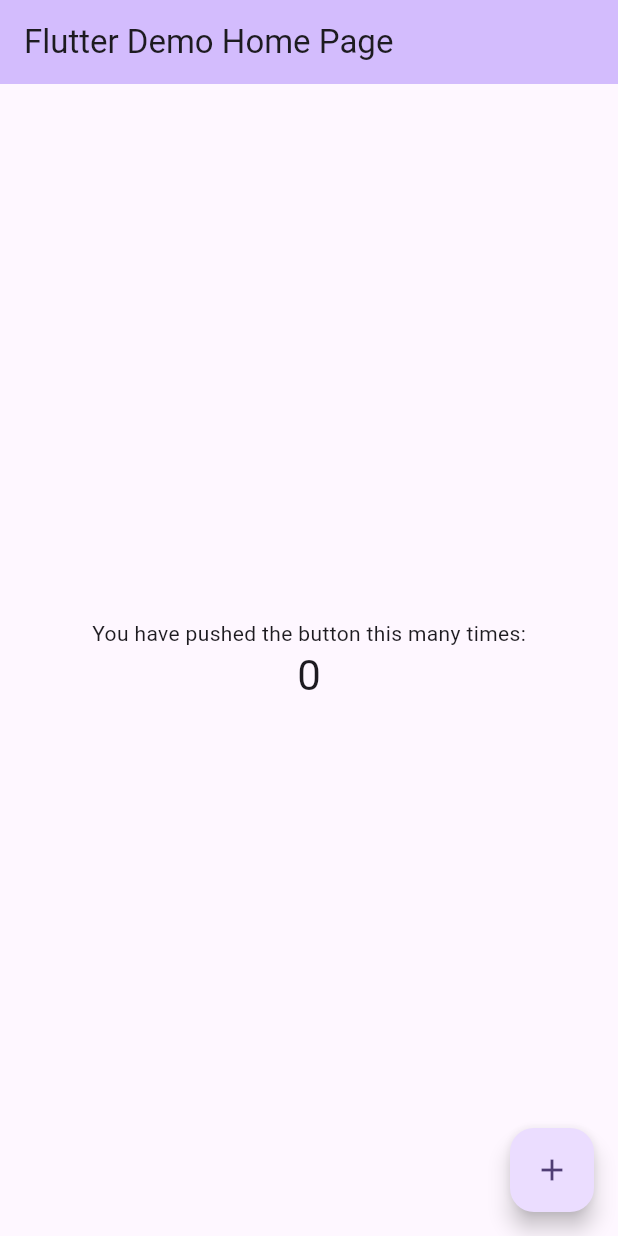
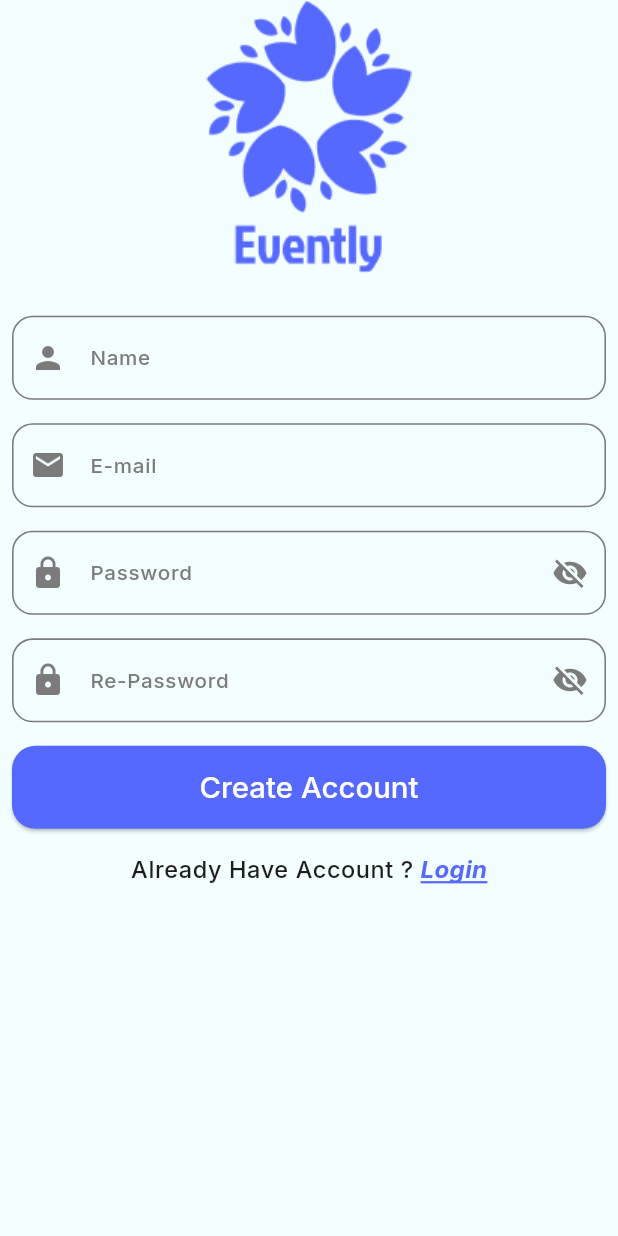
Before and after one commit to Magdyibrahim112/Evently_cycle16, a Flutter app: the screen it shows after launch, on a phone screen of 412 x 824 dp. Run offline on Flutter 3.47's test engine with Material 3 defaults, Android fonts, the light colour scheme and no system bars; our stand-ins replace flutter_screenutil, google_fonts.

Commit message:
finished register screen ui

```diff
--- /dev/null
+++ b/lib/config/theme/theme_manager.dart
@@ -0,0 +1,51 @@
+import 'package:evently_app_online/core/resources/colors_manager.dart';
+import 'package:flutter/material.dart';
+import 'package:flutter_screenutil/flutter_screenutil.dart';
+import 'package:google_fonts/google_fonts.dart';
+
+class ThemeManager{
+  static final ThemeData light = ThemeData(
+    scaffoldBackgroundColor: ColorsManager.whiteBlue,
+    inputDecorationTheme: InputDecorationTheme(
+      enabledBorder: OutlineInputBorder(
+          borderRadius: BorderRadius.circular(14.r),
+          borderSide: BorderSide(color: ColorsManager.grey, width: 1.w)
+      ),
+      focusedBorder: OutlineInputBorder(
+          borderRadius: BorderRadius.circular(14.r),
+          borderSide: BorderSide(color: ColorsManager.grey, width: 1.w)
+      ),
+      errorBorder: OutlineInputBorder(
+          borderRadius: BorderRadius.circular(14.r),
+          borderSide: BorderSide(color: ColorsManager.red, width: 1.w)
+      ),
+      focusedErrorBorder:OutlineInputBorder(
+          borderRadius: BorderRadius.circular(14.r),
+          borderSide: BorderSide(color: ColorsManager.red, width: 1.w)
+      ),
+      labelStyle:GoogleFonts.inter(
+        fontSize: 14.sp,
+        fontWeight: FontWeight.w500,
+        color: ColorsManager.grey,
+      ),
+      prefixIconColor: ColorsManager.grey,
+      suffixIconColor: ColorsManager.grey,
+
+    ),
+    elevatedButtonTheme: ElevatedButtonThemeData(
+      style: ElevatedButton.styleFrom(
+        shape: RoundedRectangleBorder(
+          borderRadius: BorderRadius.circular(16.r)
+        ),
+        padding: REdgeInsets.symmetric(vertical: 16),
+        backgroundColor: ColorsManager.blue,
+        foregroundColor: ColorsManager.white,
+        textStyle: GoogleFonts.inter(fontSize: 20.sp, fontWeight: FontWeight.w500, color: ColorsManager.whiteBlue),
+      )
+    ),
+    textTheme: TextTheme(
+      bodySmall: GoogleFonts.inter(fontSize: 16.sp, fontWeight: FontWeight.w500,color: ColorsManager.black1C ),
+    )
+  );
+  static final ThemeData dark = ThemeData();
+}
--- /dev/null
+++ b/lib/core/resources/assets_manager.dart
@@ -0,0 +1,4 @@
+abstract class ImageAssets {
+  static const String base = "assets/images/";
+  static const String eventlyLogo = "${base}evently_logo.png";
+}
--- /dev/null
+++ b/lib/core/resources/colors_manager.dart
@@ -0,0 +1,10 @@
+import 'dart:ui';
+
+abstract class ColorsManager {
+  static const whiteBlue = Color(0xFFF2FEFF);
+  static const blue = Color(0xFF5669FF);
+  static const grey = Color(0xFF7B7B7B);
+  static const red = Color(0xFFE43E2B);
+  static const black1C = Color(0xFF1C1C1C);
+  static const white = Color(0xFFFFFFFF);
+}
--- /dev/null
+++ b/lib/core/routes_manager/app_routes.dart
@@ -0,0 +1,21 @@
+import 'package:evently_app_online/features/authentication/login/login.dart';
+import 'package:evently_app_online/features/authentication/register/register.dart';
+import 'package:flutter/cupertino.dart';
+import 'package:flutter/material.dart';
+
+import 'routes_manager.dart';
+
+class RoutesManager {
+  static Route? router(RouteSettings settings) {
+    switch (settings.name) {
+      case AppRoutes.register:
+        {
+          return CupertinoPageRoute(builder: (context) => Register());
+        }
+      case AppRoutes.login:
+        {
+          return CupertinoPageRoute(builder: (context) => Login());
+        }
+    }
+  }
+}
--- /dev/null
+++ b/lib/core/routes_manager/routes_manager.dart
@@ -0,0 +1,4 @@
+abstract class AppRoutes {
+  static const String register = "/register";
+  static const String login = "/login";
+}
--- /dev/null
+++ b/lib/core/widgets/custom_elevated_button.dart
@@ -0,0 +1,16 @@
+import 'package:flutter/material.dart';
+
+class CustomElevatedButton extends StatelessWidget {
+  const CustomElevatedButton({
+    super.key,
+    required this.text,
+    required this.onPress,
+  });
+  final String text;
+  final VoidCallback onPress;
+
+  @override
+  Widget build(BuildContext context) {
+    return ElevatedButton(onPressed: onPress, child: Text(text));
+  }
+}
--- /dev/null
+++ b/lib/core/widgets/custom_text_button.dart
@@ -0,0 +1,27 @@
+import 'package:evently_app_online/core/resources/colors_manager.dart';
+import 'package:flutter/material.dart';
+import 'package:google_fonts/google_fonts.dart';
+
+class CustomTextButton extends StatelessWidget {
+  const CustomTextButton({super.key, required this.text, required this.onTap});
+  final String text;
+  final VoidCallback onTap;
+
+  @override
+  Widget build(BuildContext context) {
+    return GestureDetector(
+      onTap: onTap,
+      child: Text(
+        text,
+        style: GoogleFonts.inter(
+          fontSize: 16,
+          fontWeight: FontWeight.bold,
+          color: ColorsManager.blue,
+          decoration: TextDecoration.underline,
+          fontStyle: FontStyle.italic,
+          decorationColor: ColorsManager.blue
+        ),
+      ),
+    );
+  }
+}
--- /dev/null
+++ b/lib/core/widgets/custom_text_form_field.dart
@@ -0,0 +1,40 @@
+import 'package:evently_app_online/core/resources/colors_manager.dart';
+import 'package:flutter/material.dart';
+import 'package:flutter_screenutil/flutter_screenutil.dart';
+import 'package:google_fonts/google_fonts.dart';
+
+class CustomTextFormField extends StatelessWidget {
+  const CustomTextFormField({
+    super.key,
+    required this.labelText,
+    this.prefixIcon,
+    this.suffixIcon,
+    required this.keyboardType,
+    this.isSecure = false,
+  });
+  final String labelText;
+  final Widget? prefixIcon;
+  final Widget? suffixIcon;
+  final TextInputType keyboardType;
+  final bool isSecure;///Optional
+
+  @override
+  Widget build(BuildContext context) {
+    return TextFormField(
+      obscureText: isSecure,
+      style: GoogleFonts.inter(
+        fontSize: 16.sp,
+        color: ColorsManager.black1C,
+        fontWeight: FontWeight.w400,
+      ),
+      keyboardType: keyboardType,
+      decoration: InputDecoration(
+        labelText: labelText,
+        prefixIcon: prefixIcon,
+        suffixIcon: suffixIcon,
+        //prefixIcon: prefixIcon == null ? null : Icon(prefixIcon ),
+        //suffixIcon:suffixIcon == null ? null : Icon(suffixIcon),
+      ),
+    );
+  }
+}
--- /dev/null
+++ b/lib/features/authentication/login/login.dart
@@ -0,0 +1,10 @@
+import 'package:flutter/material.dart';
+
+class Login extends StatelessWidget {
+  const Login({super.key});
+
+  @override
+  Widget build(BuildContext context) {
+    return Scaffold();
+  }
+}
--- /dev/null
+++ b/lib/features/authentication/register/register.dart
@@ -0,0 +1,104 @@
+import 'package:evently_app_online/core/resources/assets_manager.dart';
+import 'package:evently_app_online/core/resources/colors_manager.dart';
+import 'package:evently_app_online/core/routes_manager/routes_manager.dart';
+import 'package:evently_app_online/core/widgets/custom_elevated_button.dart';
+import 'package:evently_app_online/core/widgets/custom_text_button.dart';
+import 'package:evently_app_online/core/widgets/custom_text_form_field.dart';
+import 'package:flutter/material.dart';
+import 'package:flutter_screenutil/flutter_screenutil.dart';
+import 'package:google_fonts/google_fonts.dart';
+
+class Register extends StatefulWidget {
+  const Register({super.key});
+
+  @override
+  State<Register> createState() => _RegisterState();
+}
+
+class _RegisterState extends State<Register> {
+  bool securePassword = true;
+  bool secureRePassword = true;
+  @override
+  Widget build(BuildContext context) {
+    print(MediaQuery.of(context).viewInsets.top);
+    return Scaffold(
+      resizeToAvoidBottomInset: false,
+      body: Padding(
+        padding: EdgeInsets.only(left: 8, right: 8, bottom: MediaQuery.of(context).viewInsets.top),
+        child: SingleChildScrollView(
+          child: Column(
+              children: [
+                Image.asset(ImageAssets.eventlyLogo),
+                Column(
+                  crossAxisAlignment: CrossAxisAlignment.stretch,
+                  children: [
+                    SizedBox(height: 24.h),
+
+                    CustomTextFormField(
+                      labelText: "Name",
+                      prefixIcon: Icon(Icons.person),
+                      keyboardType: TextInputType.name,
+                    ),
+                    SizedBox(height: 16.h),
+                    CustomTextFormField(
+                      labelText: "E-mail",
+                      prefixIcon: Icon(Icons.email),
+                      keyboardType: TextInputType.emailAddress,
+                    ),
+                    SizedBox(height: 16.h),
+                    CustomTextFormField(
+                      isSecure: securePassword,
+                      labelText: "Password",
+                      prefixIcon: Icon(Icons.lock),
+                      keyboardType: TextInputType.visiblePassword,
+                      suffixIcon: IconButton(
+                        onPressed: _onTogglePasswordIconclicked,
+                        icon: Icon(
+                          securePassword ? Icons.visibility_off : Icons.visibility,
+                        ),
+                      ),
+                    ),
+                    SizedBox(height: 16.h),
+                    CustomTextFormField(
+                      isSecure: secureRePassword,
+                      labelText: "Re-Password",
+                      prefixIcon: Icon(Icons.lock),
+                      keyboardType: TextInputType.visiblePassword,
+                      suffixIcon: IconButton(
+                        onPressed: _onToggleRePasswordIconclicked,
+                        icon: Icon(
+                          secureRePassword ? Icons.visibility_off : Icons.visibility,
+                        ),
+                      ),
+                    ),
+                    SizedBox(height: 16.h),
+                    CustomElevatedButton(text: "Create Account", onPress: (){}),
+                    SizedBox(height: 16.h),
+                    Row(
+                      mainAxisAlignment: MainAxisAlignment.center,
+                      children: [
+                        Text("Already Have Account ? ", style: Theme.of(context).textTheme.bodySmall,),
+                        CustomTextButton(text: "Login", onTap: (){}),
+                      ],
+                    )
+                  ],
+                )
+              ]
+          ),
+        ),
+      ),
+    );
+  }
+
+  void _onTogglePasswordIconclicked() {
+    setState(() {
+      securePassword = !securePassword;
+    });
+  }
+
+  void _onToggleRePasswordIconclicked() {
+    setState(() {
+      secureRePassword = !secureRePassword;
+    });
+  }
+}
--- a/lib/main.dart
+++ b/lib/main.dart
@@ -1,122 +1,31 @@
+import 'package:evently_app_online/config/theme/theme_manager.dart';
+import 'package:evently_app_online/core/routes_manager/app_routes.dart';
+import 'package:evently_app_online/core/routes_manager/routes_manager.dart';
+import 'package:flutter/cupertino.dart';
 import 'package:flutter/material.dart';
+import 'package:flutter_screenutil/flutter_screenutil.dart';
 
 void main() {
-  runApp(const MyApp());
+  runApp(const Evently());
 }
 
-class MyApp extends StatelessWidget {
-  const MyApp({super.key});
+class Evently extends StatelessWidget {
+  const Evently({super.key});
 
-  // This widget is the root of your application.
   @override
   Widget build(BuildContext context) {
-    return MaterialApp(
-      title: 'Flutter Demo',
-      theme: ThemeData(
-        // This is the theme of your application.
-        //
-        // TRY THIS: Try running your application with "flutter run". You'll see
-        // the application has a purple toolbar. Then, without quitting the app,
-        // try changing the seedColor in the colorScheme below to Colors.green
-        // and then invoke "hot reload" (save your changes or press the "hot
-        // reload" button in a Flutter-supported IDE, or press "r" if you used
-        // the command line to start the app).
-        //
-        // Notice that the counter didn't reset back to zero; the application
-        // state is not lost during the reload. To reset the state, use hot
-        // restart instead.
-        //
-        // This works for code too, not just values: Most code changes can be
-        // tested with just a hot reload.
-        colorScheme: ColorScheme.fromSeed(seedColor: Colors.deepPurple),
+    return ScreenUtilInit(
+      designSize: Size(393, 841),
+      splitScreenMode: true,
+      minTextAdapt: true,
+      builder: (context, child)=> MaterialApp(
+        debugShowCheckedModeBanner: false,
+        onGenerateRoute: RoutesManager.router,
+        initialRoute: AppRoutes.register,
+        theme: ThemeManager.light,
+        darkTheme: ThemeManager.dark,
+        locale: Locale("en"),
       ),
-      home: const MyHomePage(title: 'Flutter Demo Home Page'),
     );
   }
 }
-
-class MyHomePage extends StatefulWidget {
-  const MyHomePage({super.key, required this.title});
-
-  // This widget is the home page of your application. It is stateful, meaning
-  // that it has a State object (defined below) that contains fields that affect
-  // how it looks.
-
-  // This class is the configuration for the state. It holds the values (in this
-  // case the title) provided by the parent (in this case the App widget) and
-  // used by the build method of the State. Fields in a Widget subclass are
-  // always marked "final".
-
-  final String title;
-
-  @override
-  State<MyHomePage> createState() => _MyHomePageState();
-}
-
-class _MyHomePageState extends State<MyHomePage> {
-  int _counter = 0;
-
-  void _incrementCounter() {
-    setState(() {
-      // This call to setState tells the Flutter framework that something has
-      // changed in this State, which causes it to rerun the build method below
-      // so that the display can reflect the updated values. If we changed
-      // _counter without calling setState(), then the build method would not be
-      // called again, and so nothing would appear to happen.
-      _counter++;
-    });
-  }
-
-  @override
-  Widget build(BuildContext context) {
-    // This method is rerun every time setState is called, for instance as done
-    // by the _incrementCounter method above.
-    //
-    // The Flutter framework has been optimized to make rerunning build methods
-    // fast, so that you can just rebuild anything that needs updating rather
-    // than having to individually change instances of widgets.
-    return Scaffold(
-      appBar: AppBar(
-        // TRY THIS: Try changing the color here to a specific color (to
-        // Colors.amber, perhaps?) and trigger a hot reload to see the AppBar
-        // change color while the other colors stay the same.
-        backgroundColor: Theme.of(context).colorScheme.inversePrimary,
-        // Here we take the value from the MyHomePage object that was created by
-        // the App.build method, and use it to set our appbar title.
-        title: Text(widget.title),
-      ),
-      body: Center(
-        // Center is a layout widget. It takes a single child and positions it
-        // in the middle of the parent.
-        child: Column(
-          // Column is also a layout widget. It takes a list of children and
-          // arranges them vertically. By default, it sizes itself to fit its
-          // children horizontally, and tries to be as tall as its parent.
-          //
-          // Column has various properties to control how it sizes itself and
-          // how it positions its children. Here we use mainAxisAlignment to
-          // center the children vertically; the main axis here is the vertical
-          // axis because Columns are vertical (the cross axis would be
-          // horizontal).
-          //
-          // TRY THIS: Invoke "debug painting" (choose the "Toggle Debug Paint"
-          // action in the IDE, or press "p" in the console), to see the
-          // wireframe for each widget.
-          mainAxisAlignment: MainAxisAlignment.center,
-          children: <Widget>[
-            const Text('You have pushed the button this many times:'),
-            Text(
-              '$_counter',
-              style: Theme.of(context).textTheme.headlineMedium,
-            ),
-          ],
-        ),
-      ),
-      floatingActionButton: FloatingActionButton(
-        onPressed: _incrementCounter,
-        tooltip: 'Increment',
-        child: const Icon(Icons.add),
-      ), // This trailing comma makes auto-formatting nicer for build methods.
-    );
-  }
-}
--- a/pubspec.yaml
+++ b/pubspec.yaml
@@ -34,6 +34,8 @@ dependencies:
   # The following adds the Cupertino Icons font to your application.
   # Use with the CupertinoIcons class for iOS style icons.
   cupertino_icons: ^1.0.8
+  flutter_screenutil: ^5.9.3
+  google_fonts: ^6.3.1
 
 dev_dependencies:
   flutter_test:
@@ -58,8 +60,8 @@ flutter:
   uses-material-design: true
 
   # To add assets to your application, add an assets section, like this:
-  # assets:
-  #   - images/a_dot_burr.jpeg
+  assets:
+    - assets/images/
   #   - images/a_dot_ham.jpeg
 
   # An image asset can refer to one or more resolution-specific "variants", see
```
Also changed, not shown: assets/images/2.0x/evently_logo@2x.png (added), assets/images/3.0x/evently_logo@3x.png (added), assets/images/evently_logo.png (added), pubspec.lock, 2 other files.
